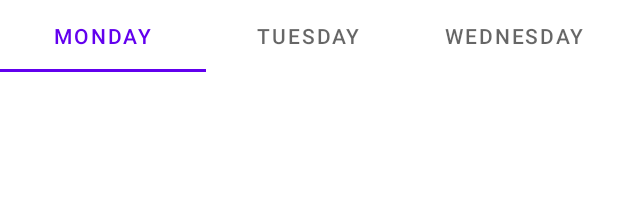
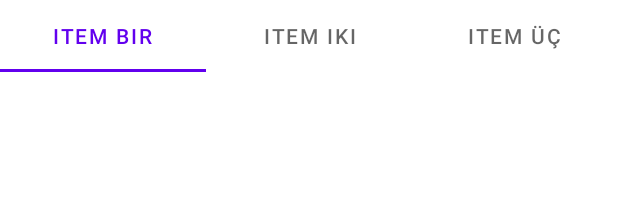
Before and after one commit to oguzhandroid/MaterialDesign, an Android app: the layout activity_tab_layout.xml on its own in the app's theme, with its tools: preview values and no code run, on a phone screen of 412 x 824 dp. Shown: the top 215 px of the screen. Run offline under Robolectric (Android 15) with nearby library versions, the phone set to English and light mode, and no system bars.

Commit message:
Tab Layout İtemlerine Title verildi.

```diff
--- a/app/src/main/res/layout/activity_tab_layout.xml
+++ b/app/src/main/res/layout/activity_tab_layout.xml
@@ -17,17 +17,17 @@
         <com.google.android.material.tabs.TabItem
             android:layout_width="wrap_content"
             android:layout_height="wrap_content"
-            android:text="Monday" />
+            android:text="item bir" />
 
         <com.google.android.material.tabs.TabItem
             android:layout_width="wrap_content"
             android:layout_height="wrap_content"
-            android:text="Tuesday" />
+            android:text="item iki" />
 
         <com.google.android.material.tabs.TabItem
             android:layout_width="wrap_content"
             android:layout_height="wrap_content"
-            android:text="Wednesday" />
+            android:text="item üç" />
     </com.google.android.material.tabs.TabLayout>
 
     <androidx.viewpager2.widget.ViewPager2
```
